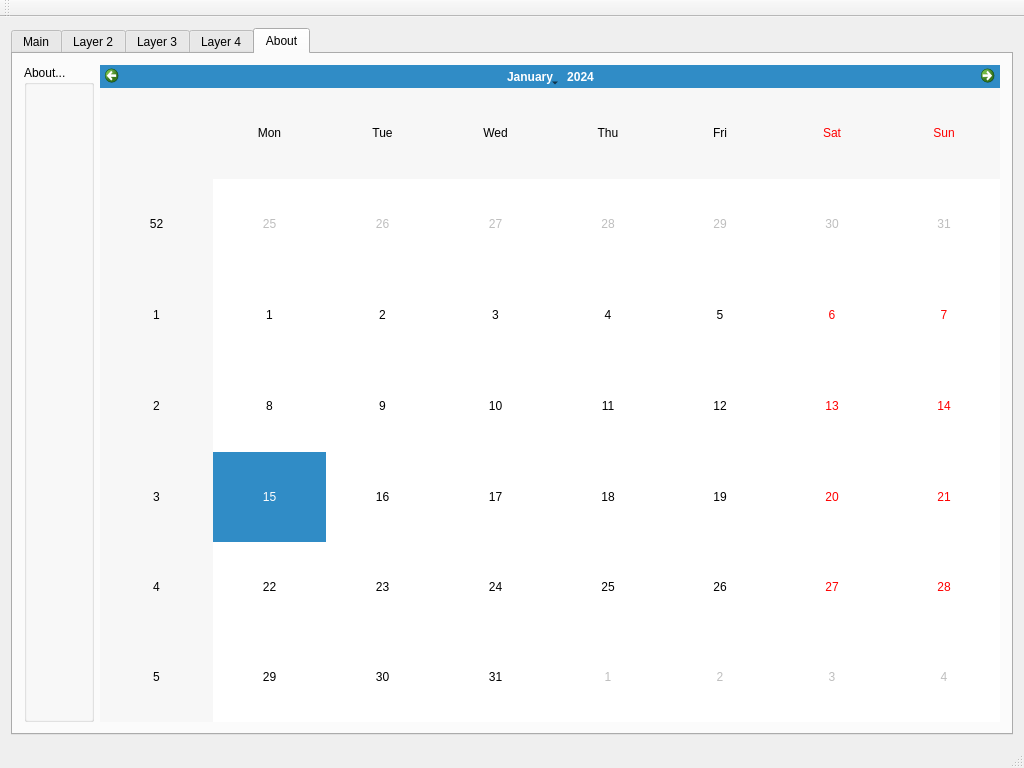
Above: qt/packet-generator/mainwindow.ui from emiliancyc/packet-generator before the change. Below: the same form after it.
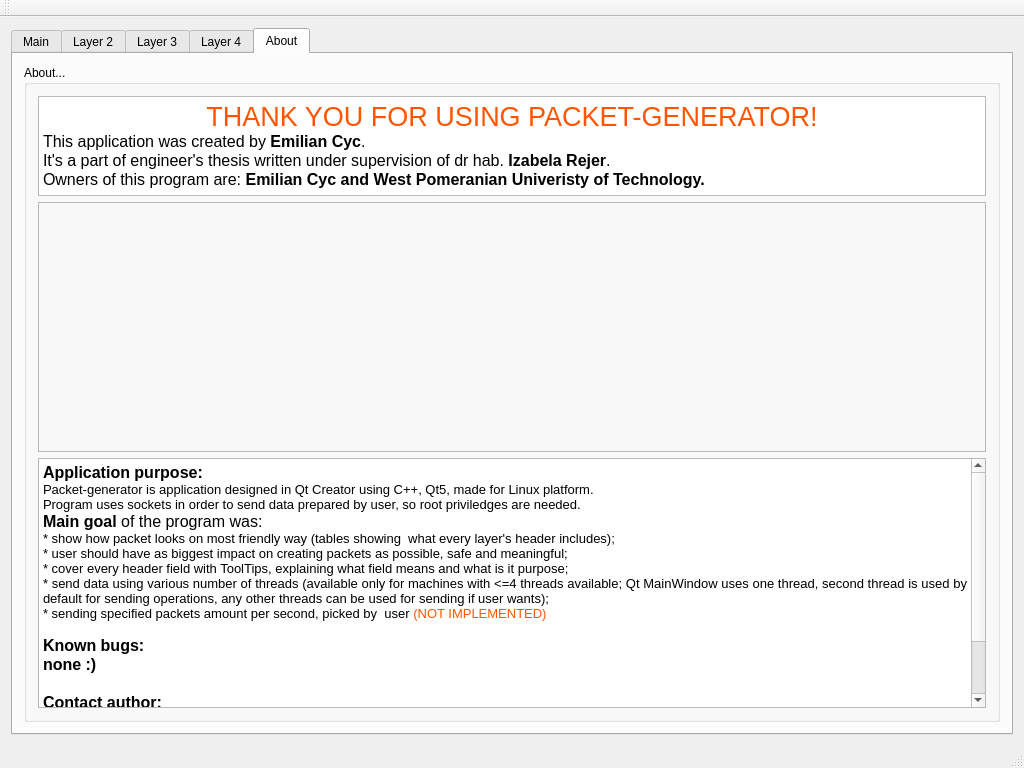
That is the form after the change. The open tabs and pages were chosen to show the change. Icons and pictures are not drawn.

Commit message: Modified About page with program description and images

Diff of the .ui file:
```diff
--- a/qt/packet-generator/mainwindow.ui
+++ b/qt/packet-generator/mainwindow.ui
@@ -2735,12 +2735,129 @@
           <property name="title">
            <string>About...</string>
           </property>
-          <layout class="QGridLayout" name="gridLayout_9"/>
+          <layout class="QGridLayout" name="gridLayout_9">
+           <item row="1" column="0" colspan="2">
+            <widget class="QFrame" name="images_frame">
+             <property name="frameShape">
+              <enum>QFrame::StyledPanel</enum>
+             </property>
+             <property name="frameShadow">
+              <enum>QFrame::Raised</enum>
+             </property>
+             <layout class="QHBoxLayout" name="horizontalLayout">
+              <item>
+               <widget class="QLabel" name="label_wi_eng_logo">
+                <property name="sizePolicy">
+                 <sizepolicy hsizetype="Expanding" vsizetype="Expanding">
+                  <horstretch>0</horstretch>
+                  <verstretch>0</verstretch>
+                 </sizepolicy>
+                </property>
+                <property name="maximumSize">
+                 <size>
+                  <width>16777215</width>
+                  <height>250</height>
+                 </size>
+                </property>
+                <property name="text">
+                 <string/>
+                </property>
+                <property name="pixmap">
+                 <pixmap resource="resources.qrc">:/addon/imgs/add-on/WI_ang1.jpg</pixmap>
+                </property>
+               </widget>
+              </item>
+              <item>
+               <widget class="QLabel" name="label_zut_logo">
+                <property name="sizePolicy">
+                 <sizepolicy hsizetype="Minimum" vsizetype="Minimum">
+                  <horstretch>0</horstretch>
+                  <verstretch>0</verstretch>
+                 </sizepolicy>
+                </property>
+                <property name="maximumSize">
+                 <size>
+                  <width>500</width>
+                  <height>250</height>
+                 </size>
+                </property>
+                <property name="text">
+                 <string/>
+                </property>
+                <property name="pixmap">
+                 <pixmap resource="resources.qrc">:/addon/imgs/add-on/ZUT_2.jpg</pixmap>
+                </property>
+               </widget>
+              </item>
+             </layout>
+            </widget>
+           </item>
+           <item row="3" column="0" colspan="2">
+            <widget class="QTextBrowser" name="textBrowser_program_description">
+             <property name="html">
+              <string>&lt;!DOCTYPE HTML PUBLIC &quot;-//W3C//DTD HTML 4.0//EN&quot; &quot;http://www.w3.org/TR/REC-html40/strict.dtd&quot;&gt;
+&lt;html&gt;&lt;head&gt;&lt;meta name=&quot;qrichtext&quot; content=&quot;1&quot; /&gt;&lt;style type=&quot;text/css&quot;&gt;
+p, li { white-space: pre-wrap; }
+&lt;/style&gt;&lt;/head&gt;&lt;body style=&quot; font-family:'Sans Serif'; font-size:9pt; font-weight:400; font-style:normal;&quot;&gt;
+&lt;p align=&quot;justify&quot; style=&quot; margin-top:0px; margin-bottom:0px; margin-left:0px; margin-right:0px; -qt-block-indent:0; text-indent:0px;&quot;&gt;&lt;span style=&quot; font-size:12pt; font-weight:600;&quot;&gt;Application purpose:&lt;/span&gt;&lt;/p&gt;
+&lt;p align=&quot;justify&quot; style=&quot; margin-top:0px; margin-bottom:0px; margin-left:0px; margin-right:0px; -qt-block-indent:0; text-indent:0px;&quot;&gt;&lt;span style=&quot; font-size:10pt;&quot;&gt;Packet-generator is application designed in Qt Creator using C++, Qt5, made for Linux platform. &lt;/span&gt;&lt;/p&gt;
+&lt;p align=&quot;justify&quot; style=&quot; margin-top:0px; margin-bottom:0px; margin-left:0px; margin-right:0px; -qt-block-indent:0; text-indent:0px;&quot;&gt;&lt;span style=&quot; font-size:10pt;&quot;&gt;Program uses sockets in order to send data prepared by user, so root priviledges are needed. &lt;/span&gt;&lt;/p&gt;
+&lt;p align=&quot;justify&quot; style=&quot; margin-top:0px; margin-bottom:0px; margin-left:0px; margin-right:0px; -qt-block-indent:0; text-indent:0px;&quot;&gt;&lt;span style=&quot; font-size:12pt; font-weight:600;&quot;&gt;Main goal&lt;/span&gt;&lt;span style=&quot; font-size:12pt;&quot;&gt; of the program was:&lt;/span&gt;&lt;/p&gt;
+&lt;p align=&quot;justify&quot; style=&quot; margin-top:0px; margin-bottom:0px; margin-left:0px; margin-right:0px; -qt-block-indent:0; text-indent:0px;&quot;&gt;&lt;span style=&quot; font-size:10pt;&quot;&gt;* show how packet looks on most friendly way (tables showing  what every layer's header includes);&lt;/span&gt;&lt;/p&gt;
+&lt;p align=&quot;justify&quot; style=&quot; margin-top:0px; margin-bottom:0px; margin-left:0px; margin-right:0px; -qt-block-indent:0; text-indent:0px;&quot;&gt;&lt;span style=&quot; font-size:10pt;&quot;&gt;* user should have as biggest impact on creating packets as possible, safe and meaningful;&lt;/span&gt;&lt;/p&gt;
+&lt;p align=&quot;justify&quot; style=&quot; margin-top:0px; margin-bottom:0px; margin-left:0px; margin-right:0px; -qt-block-indent:0; text-indent:0px;&quot;&gt;&lt;span style=&quot; font-size:10pt;&quot;&gt;* cover every header field with ToolTips, explaining what field means and what is it purpose;&lt;/span&gt;&lt;/p&gt;
+&lt;p align=&quot;justify&quot; style=&quot; margin-top:0px; margin-bottom:0px; margin-left:0px; margin-right:0px; -qt-block-indent:0; text-indent:0px;&quot;&gt;&lt;span style=&quot; font-size:10pt;&quot;&gt;* send data using various number of threads (available only for machines with &amp;lt;=4 threads available; Qt MainWindow uses one thread, second thread is used by default for sending operations, any other threads can be used for sending if user wants);&lt;/span&gt;&lt;/p&gt;
+&lt;p align=&quot;justify&quot; style=&quot; margin-top:0px; margin-bottom:0px; margin-left:0px; margin-right:0px; -qt-block-indent:0; text-indent:0px;&quot;&gt;&lt;span style=&quot; font-size:10pt;&quot;&gt;* sending specified packets amount per second, picked by  user &lt;/span&gt;&lt;span style=&quot; font-size:10pt; color:#ff5500;&quot;&gt;(NOT IMPLEMENTED)&lt;/span&gt;&lt;/p&gt;
+&lt;p style=&quot;-qt-paragraph-type:empty; margin-top:0px; margin-bottom:0px; margin-left:0px; margin-right:0px; -qt-block-indent:0; text-indent:0px; font-size:10pt;&quot;&gt;&lt;br /&gt;&lt;/p&gt;
+&lt;p style=&quot; margin-top:0px; margin-bottom:0px; margin-left:0px; margin-right:0px; -qt-block-indent:0; text-indent:0px;&quot;&gt;&lt;span style=&quot; font-size:12pt; font-weight:600;&quot;&gt;Known bugs:&lt;/span&gt;&lt;/p&gt;
+&lt;p style=&quot; margin-top:0px; margin-bottom:0px; margin-left:0px; margin-right:0px; -qt-block-indent:0; text-indent:0px;&quot;&gt;&lt;span style=&quot; font-size:12pt; font-weight:600;&quot;&gt;none :)&lt;/span&gt;&lt;/p&gt;
+&lt;p style=&quot;-qt-paragraph-type:empty; margin-top:0px; margin-bottom:0px; margin-left:0px; margin-right:0px; -qt-block-indent:0; text-indent:0px; font-size:12pt; font-weight:600;&quot;&gt;&lt;br /&gt;&lt;/p&gt;
+&lt;p style=&quot; margin-top:0px; margin-bottom:0px; margin-left:0px; margin-right:0px; -qt-block-indent:0; text-indent:0px;&quot;&gt;&lt;span style=&quot; font-size:12pt; font-weight:600;&quot;&gt;Contact author:&lt;/span&gt;&lt;/p&gt;
+&lt;p style=&quot; margin-top:0px; margin-bottom:0px; margin-left:0px; margin-right:0px; -qt-block-indent:0; text-indent:0px;&quot;&gt;&lt;a href=&quot;mailto:ecyc@wi.zut.edu.pl&quot;&gt;&lt;span style=&quot; text-decoration: underline; color:#0000ff;&quot;&gt;Write me about found bugs, desired changes, opinions...&lt;/span&gt;&lt;/a&gt;&lt;/p&gt;
+&lt;p style=&quot;-qt-paragraph-type:empty; margin-top:0px; margin-bottom:0px; margin-left:0px; margin-right:0px; -qt-block-indent:0; text-indent:0px; font-size:12pt; font-weight:600;&quot;&gt;&lt;br /&gt;&lt;/p&gt;
+&lt;p style=&quot; margin-top:0px; margin-bottom:0px; margin-left:0px; margin-right:0px; -qt-block-indent:0; text-indent:0px;&quot;&gt;&lt;span style=&quot; font-size:12pt; font-weight:600;&quot;&gt;Application repository:&lt;/span&gt;&lt;/p&gt;
+&lt;p style=&quot; margin-top:0px; margin-bottom:0px; margin-left:0px; margin-right:0px; -qt-block-indent:0; text-indent:0px;&quot;&gt;&lt;a href=&quot;https://github.com/emiliancyc/packet-generator&quot;&gt;&lt;span style=&quot; text-decoration: underline; color:#0000ff;&quot;&gt;Visit packet-generator on GitHub...&lt;/span&gt;&lt;/a&gt;&lt;/p&gt;&lt;/body&gt;&lt;/html&gt;</string>
+             </property>
+             <property name="openExternalLinks">
+              <bool>true</bool>
+             </property>
+            </widget>
+           </item>
+           <item row="0" column="0" colspan="2">
+            <widget class="QTextBrowser" name="textBrowser_owners">
+             <property name="sizePolicy">
+              <sizepolicy hsizetype="Expanding" vsizetype="Expanding">
+               <horstretch>0</horstretch>
+               <verstretch>0</verstretch>
+              </sizepolicy>
+             </property>
+             <property name="minimumSize">
+              <size>
+               <width>0</width>
+               <height>100</height>
+              </size>
+             </property>
+             <property name="maximumSize">
+              <size>
+               <width>16777215</width>
+               <height>100</height>
+              </size>
+             </property>
+             <property name="html">
+              <string>&lt;!DOCTYPE HTML PUBLIC &quot;-//W3C//DTD HTML 4.0//EN&quot; &quot;http://www.w3.org/TR/REC-html40/strict.dtd&quot;&gt;
+&lt;html&gt;&lt;head&gt;&lt;meta name=&quot;qrichtext&quot; content=&quot;1&quot; /&gt;&lt;style type=&quot;text/css&quot;&gt;
+p, li { white-space: pre-wrap; }
+&lt;/style&gt;&lt;/head&gt;&lt;body style=&quot; font-family:'Sans Serif'; font-size:9pt; font-weight:400; font-style:normal;&quot;&gt;
+&lt;p align=&quot;center&quot; style=&quot; margin-top:0px; margin-bottom:0px; margin-left:0px; margin-right:0px; -qt-block-indent:0; text-indent:0px;&quot;&gt;&lt;span style=&quot; font-size:20pt; color:#ff5500;&quot;&gt;THANK YOU FOR USING PACKET-GENERATOR!&lt;/span&gt;&lt;/p&gt;
+&lt;p align=&quot;justify&quot; style=&quot; margin-top:0px; margin-bottom:0px; margin-left:0px; margin-right:0px; -qt-block-indent:0; text-indent:0px;&quot;&gt;&lt;span style=&quot; font-size:12pt;&quot;&gt;This application was created by &lt;/span&gt;&lt;span style=&quot; font-size:12pt; font-weight:600;&quot;&gt;Emilian Cyc&lt;/span&gt;&lt;span style=&quot; font-size:12pt;&quot;&gt;.&lt;/span&gt;&lt;/p&gt;
+&lt;p align=&quot;justify&quot; style=&quot; margin-top:0px; margin-bottom:0px; margin-left:0px; margin-right:0px; -qt-block-indent:0; text-indent:0px;&quot;&gt;&lt;span style=&quot; font-size:12pt;&quot;&gt;It's a part of engineer's thesis written under supervision of dr hab. &lt;/span&gt;&lt;span style=&quot; font-size:12pt; font-weight:600;&quot;&gt;Izabela Rejer&lt;/span&gt;&lt;span style=&quot; font-size:12pt;&quot;&gt;.&lt;/span&gt;&lt;/p&gt;
+&lt;p align=&quot;justify&quot; style=&quot; margin-top:0px; margin-bottom:0px; margin-left:0px; margin-right:0px; -qt-block-indent:0; text-indent:0px;&quot;&gt;&lt;span style=&quot; font-size:12pt;&quot;&gt;Owners of this program are: &lt;/span&gt;&lt;span style=&quot; font-size:12pt; font-weight:600;&quot;&gt;Emilian Cyc and West Pomeranian Univeristy of Technology.&lt;/span&gt;&lt;/p&gt;&lt;/body&gt;&lt;/html&gt;</string>
+             </property>
+            </widget>
+           </item>
+          </layout>
          </widget>
         </item>
-        <item>
-         <widget class="QCalendarWidget" name="calendarWidget"/>
-        </item>
        </layout>
       </widget>
      </widget>
```
Left out of the diff: 14 changed lines with no effect on the pictures. The commit also changes 3 other files.
